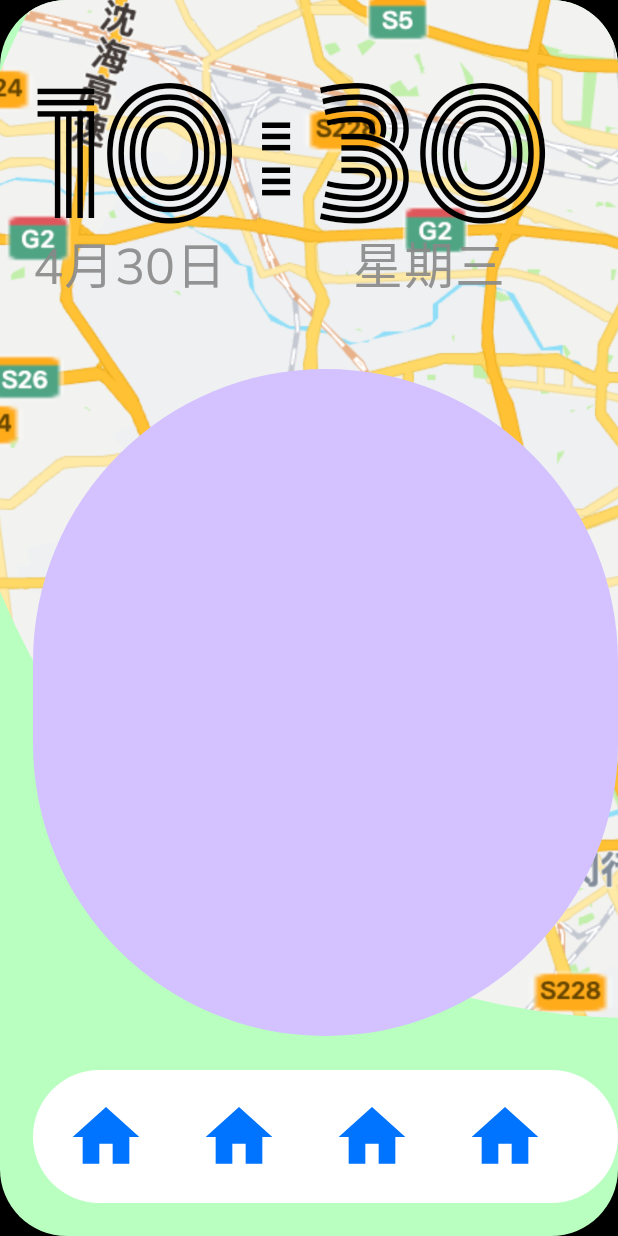
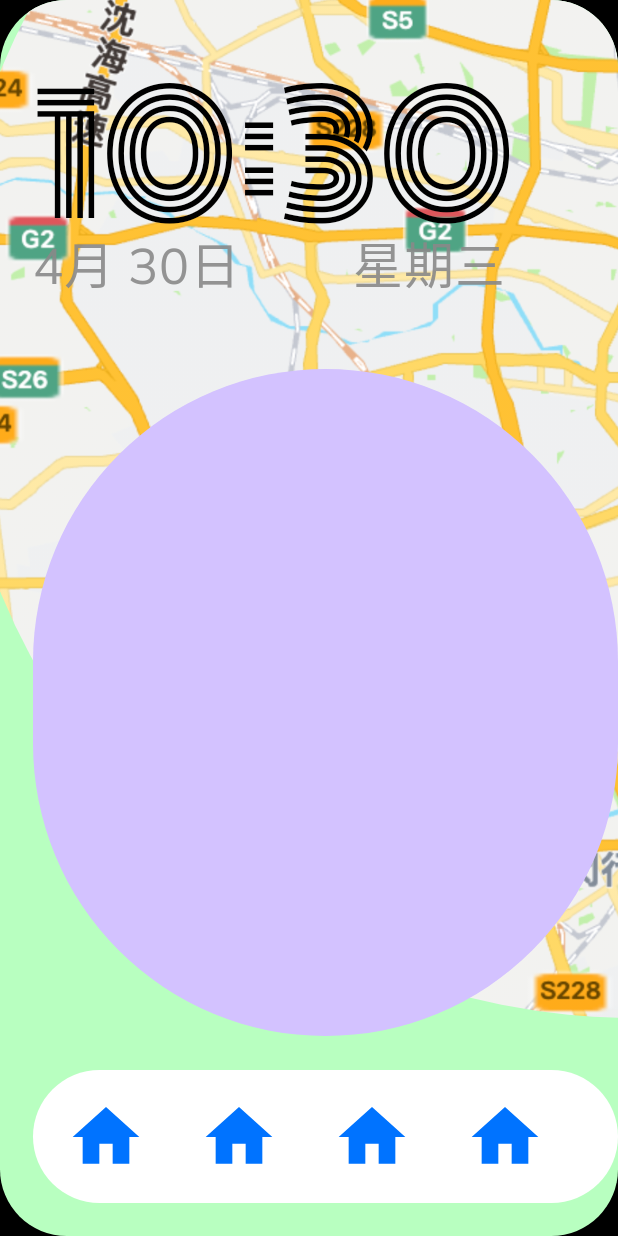
Before and after one commit to popkter/FireFlyLauncherDemo, an Android app built with Jetpack Compose: the screen it shows after launch (MainActivity), on a phone screen of 412 x 824 dp. Run offline under Robolectric (Android 15) with nearby library versions, the phone set to English and light mode, and no system bars.

Commit message:
feat: collect date from viewmodel

```diff
--- a/app/src/main/java/com/pop/fireflydeskdemo/MainActivity.kt
+++ b/app/src/main/java/com/pop/fireflydeskdemo/MainActivity.kt
@@ -5,17 +5,19 @@ import android.os.Bundle
 import androidx.activity.ComponentActivity
 import androidx.activity.compose.setContent
 import androidx.activity.enableEdgeToEdge
+import androidx.activity.viewModels
 import androidx.compose.foundation.background
 import androidx.compose.foundation.layout.Box
 import androidx.compose.foundation.layout.BoxWithConstraints
 import androidx.compose.foundation.layout.fillMaxSize
 import androidx.compose.foundation.layout.height
-import androidx.compose.foundation.layout.offset
 import androidx.compose.foundation.layout.padding
 import androidx.compose.foundation.layout.size
 import androidx.compose.foundation.layout.widthIn
 import androidx.compose.foundation.shape.RoundedCornerShape
 import androidx.compose.runtime.Composable
+import androidx.compose.runtime.collectAsState
+import androidx.compose.runtime.getValue
 import androidx.compose.ui.Alignment
 import androidx.compose.ui.Modifier
 import androidx.compose.ui.draw.clip
@@ -35,18 +37,28 @@ import com.pop.fireflydeskdemo.ui.theme.FireFlyDeskDemoTheme
 import com.pop.fireflydeskdemo.ui.theme.Lime
 import com.pop.fireflydeskdemo.ui.theme.Night
 import com.pop.fireflydeskdemo.ui.theme.componentRadius
+import com.pop.fireflydeskdemo.vm.DateTimeUiState
+import com.pop.fireflydeskdemo.vm.DateTimeUiStateSample
+import com.pop.fireflydeskdemo.vm.DateViewModel
 
 class MainActivity : ComponentActivity() {
+
+    private val dateViewModel by viewModels<DateViewModel>()
+
     override fun onCreate(savedInstanceState: Bundle?) {
         super.onCreate(savedInstanceState)
         enableEdgeToEdge()
         hideSystemUI()
         setContent {
             FireFlyDeskDemoTheme {
+
+                val dateTimeUiState by dateViewModel.dateTimeUiState.collectAsState()
+
                 Box(modifier = Modifier
                     .fillMaxSize()
                     .background(Night))
-                BasicContainer(modifier = Modifier.fillMaxSize())
+
+                BasicContainer(modifier = Modifier.fillMaxSize(), dateTimeUiState)
             }
         }
     }
@@ -65,7 +77,7 @@ class MainActivity : ComponentActivity() {
 
 @SuppressLint("UnusedBoxWithConstraintsScope")
 @Composable
-fun BasicContainer(modifier: Modifier = Modifier) {
+fun BasicContainer(modifier: Modifier = Modifier, dateTime: DateTimeUiState = DateTimeUiStateSample) {
 
 
     BoxWithConstraints(
@@ -90,7 +102,8 @@ fun BasicContainer(modifier: Modifier = Modifier) {
         ) {
 
             MainComponent(
-                Modifier.fillMaxSize()
+                Modifier.fillMaxSize(),
+                dateTime
             )
         }
 
@@ -99,7 +112,8 @@ fun BasicContainer(modifier: Modifier = Modifier) {
                 .padding(top = 50.px.dp, start = 50.px.dp)
                 .height(400.px.dp)
                 .widthIn(710.px.dp, 1910.px.dp)
-                .align(Alignment.TopStart)
+                .align(Alignment.TopStart),
+            dateTime
         )
 
 
--- a/app/src/main/java/com/pop/fireflydeskdemo/ui/compose/MainComponent.kt
+++ b/app/src/main/java/com/pop/fireflydeskdemo/ui/compose/MainComponent.kt
@@ -1,9 +1,6 @@
 package com.pop.fireflydeskdemo.ui.compose
 
-import androidx.compose.animation.AnimatedVisibility
 import androidx.compose.animation.animateContentSize
-import androidx.compose.animation.fadeIn
-import androidx.compose.animation.fadeOut
 import androidx.compose.foundation.Image
 import androidx.compose.foundation.background
 import androidx.compose.foundation.clickable
@@ -53,11 +50,13 @@ import com.pop.fireflydeskdemo.ui.theme.Mulish
 import com.pop.fireflydeskdemo.ui.theme.Orange
 import com.pop.fireflydeskdemo.ui.theme.Rose
 import com.pop.fireflydeskdemo.ui.theme.componentRadius
+import com.pop.fireflydeskdemo.vm.DateTimeUiState
+import com.pop.fireflydeskdemo.vm.DateTimeUiStateSample
 import kotlinx.coroutines.flow.collectLatest
 import kotlin.math.abs
 
 @Composable
-fun MainComponent(modifier: Modifier = Modifier) {
+fun MainComponent(modifier: Modifier = Modifier, dateTime: DateTimeUiState = DateTimeUiStateSample) {
 
     val naviController =
         listOf(R.drawable.to_home, R.drawable.to_work, R.drawable.to_favorite, R.drawable.to_search)
@@ -136,7 +135,7 @@ fun MainComponent(modifier: Modifier = Modifier) {
                     }
 
                     1 -> {
-                        AnalogClock(Modifier.fillMaxSize())
+                        AnalogClock(Modifier.fillMaxSize(), dateTime)
                     }
 
                     2 -> {
--- a/app/src/main/java/com/pop/fireflydeskdemo/ui/compose/TopBar.kt
+++ b/app/src/main/java/com/pop/fireflydeskdemo/ui/compose/TopBar.kt
@@ -22,7 +22,6 @@ import androidx.compose.material3.Text
 import androidx.compose.runtime.Composable
 import androidx.compose.runtime.getValue
 import androidx.compose.runtime.mutableStateOf
-import androidx.compose.runtime.produceState
 import androidx.compose.runtime.remember
 import androidx.compose.runtime.setValue
 import androidx.compose.ui.Alignment
@@ -32,26 +31,21 @@ import androidx.compose.ui.graphics.TransformOrigin
 import androidx.compose.ui.graphics.graphicsLayer
 import androidx.compose.ui.text.style.TextAlign
 import androidx.compose.ui.text.style.TextOverflow
-import androidx.compose.ui.tooling.preview.Preview
 import com.pop.fireflydeskdemo.ext.dp
 import com.pop.fireflydeskdemo.ext.px
 import com.pop.fireflydeskdemo.ext.sp
 import com.pop.fireflydeskdemo.ui.theme.Cloud
-import com.pop.fireflydeskdemo.ui.theme.FireFlyDeskDemoTheme
 import com.pop.fireflydeskdemo.ui.theme.Monoton
 import com.pop.fireflydeskdemo.ui.theme.Mulish
 import com.pop.fireflydeskdemo.ui.theme.Night
 import com.pop.fireflydeskdemo.ui.theme.Sea
 import com.pop.fireflydeskdemo.ui.theme.Stone
 import com.pop.fireflydeskdemo.ui.theme.componentRadius
-import kotlinx.coroutines.delay
-import java.time.LocalDateTime
-import java.time.format.DateTimeFormatter
-import java.time.format.TextStyle
-import java.util.Locale
+import com.pop.fireflydeskdemo.vm.DateTimeUiState
+import com.pop.fireflydeskdemo.vm.DateTimeUiStateSample
 
 @Composable
-fun TopBar(modifier: Modifier = Modifier) {
+fun TopBar(modifier: Modifier = Modifier, dateTimeUiState: DateTimeUiState = DateTimeUiStateSample) {
     var showNotice by remember { mutableStateOf(false) }
 
     // 动画控制缩放系数
@@ -66,19 +60,6 @@ fun TopBar(modifier: Modifier = Modifier) {
         animationSpec = tween(durationMillis = 200, easing = LinearEasing),
         label = "alpha"
     )
-
-
-    val dateTime by produceState(initialValue = LocalDateTime.now()) {
-        while (true) {
-            value = LocalDateTime.now()
-            delay(1000L)
-        }
-    }
-
-    val timeStr = dateTime.format(DateTimeFormatter.ofPattern("HH : mm"))
-    val monthDayStr = "${dateTime.monthValue}月${dateTime.dayOfMonth}日"
-    val weekdayStr = dateTime.dayOfWeek.getDisplayName(TextStyle.FULL, Locale.CHINA) // "星期二"
-
 
     Column(modifier = modifier) {
 
@@ -133,7 +114,7 @@ fun TopBar(modifier: Modifier = Modifier) {
                 modifier = Modifier
                     .size(710.px.dp, 240.px.dp)
                     .align(Alignment.TopStart),
-                text = timeStr,
+                text = dateTimeUiState.time,
                 maxLines = 1,
                 softWrap = false,
                 overflow = TextOverflow.Visible,
@@ -144,7 +125,7 @@ fun TopBar(modifier: Modifier = Modifier) {
             )
 
             Text(
-                text = monthDayStr,
+                text = dateTimeUiState.date,
                 fontSize = 75.px.sp,
                 fontFamily = Mulish,
                 color = Stone,
@@ -154,7 +135,7 @@ fun TopBar(modifier: Modifier = Modifier) {
             )
 
             Text(
-                text = weekdayStr,
+                text = dateTimeUiState.weekday,
                 fontSize = 75.px.sp,
                 fontFamily = Mulish,
                 color = Stone,
@@ -163,19 +144,5 @@ fun TopBar(modifier: Modifier = Modifier) {
                     .alpha(alpha)
             )
         }
-
-
-    }
-
-}
-
-@Preview(showBackground = true)
-@Composable
-fun TopPreview() {
-    FireFlyDeskDemoTheme {
-        Column {
-            TopBar()
-            TopBar()
-        }
     }
 }
--- /dev/null
+++ b/app/src/main/java/com/pop/fireflydeskdemo/vm/DateViewModel.kt
@@ -0,0 +1,55 @@
+package com.pop.fireflydeskdemo.vm
+
+import androidx.lifecycle.ViewModel
+import androidx.lifecycle.viewModelScope
+import kotlinx.coroutines.delay
+import kotlinx.coroutines.flow.MutableStateFlow
+import kotlinx.coroutines.flow.StateFlow
+import kotlinx.coroutines.flow.asStateFlow
+import kotlinx.coroutines.launch
+import java.time.LocalDateTime
+import java.time.format.DateTimeFormatter
+import java.time.format.TextStyle
+import java.util.Locale
+
+class DateViewModel : ViewModel() {
+
+    private val _dateTimeUiState = MutableStateFlow(currentTimeUiState())
+    val dateTimeUiState: StateFlow<DateTimeUiState> = _dateTimeUiState.asStateFlow()
+
+    init {
+        viewModelScope.launch {
+            while (true) {
+                _dateTimeUiState.value = currentTimeUiState()
+                delay(1000L)
+            }
+        }
+    }
+
+    private fun currentTimeUiState(): DateTimeUiState {
+        val now = LocalDateTime.now()
+        return DateTimeUiState(
+            time = now.format(DateTimeFormatter.ofPattern("HH:mm")),
+            date = "${now.monthValue}月 ${now.dayOfMonth}日",
+            weekday = now.dayOfWeek.getDisplayName(TextStyle.FULL, Locale.CHINA),
+            hour = now.hour % 12,
+            minute = now.minute,
+            second = now.second,
+            dateTime = now
+        )
+    }
+}
+
+data class DateTimeUiState(
+    val date: String,      // 如 4月 30日
+    val time: String,      // 如 14:25
+    val weekday: String,    // 如 星期二
+    val hour: Int,
+    val minute: Int,
+    val second: Int,
+    val dateTime: LocalDateTime
+)
+
+val DateTimeUiStateSample = DateTimeUiState(
+    "4月30日", "14:25", "星期二", hour = 2, minute = 25, second = 10, LocalDateTime.now()
+)
--- /dev/null
+++ b/app/src/main/java/com/pop/fireflydeskdemo/vm/SceneViewModel.kt
@@ -0,0 +1,4 @@
+package com.pop.fireflydeskdemo.vm
+
+class SceneViewModel {
+}
```
Also changed, not shown: app/src/main/java/com/pop/fireflydeskdemo/ui/component/AnalogClock.kt (+11 -18 lines).
